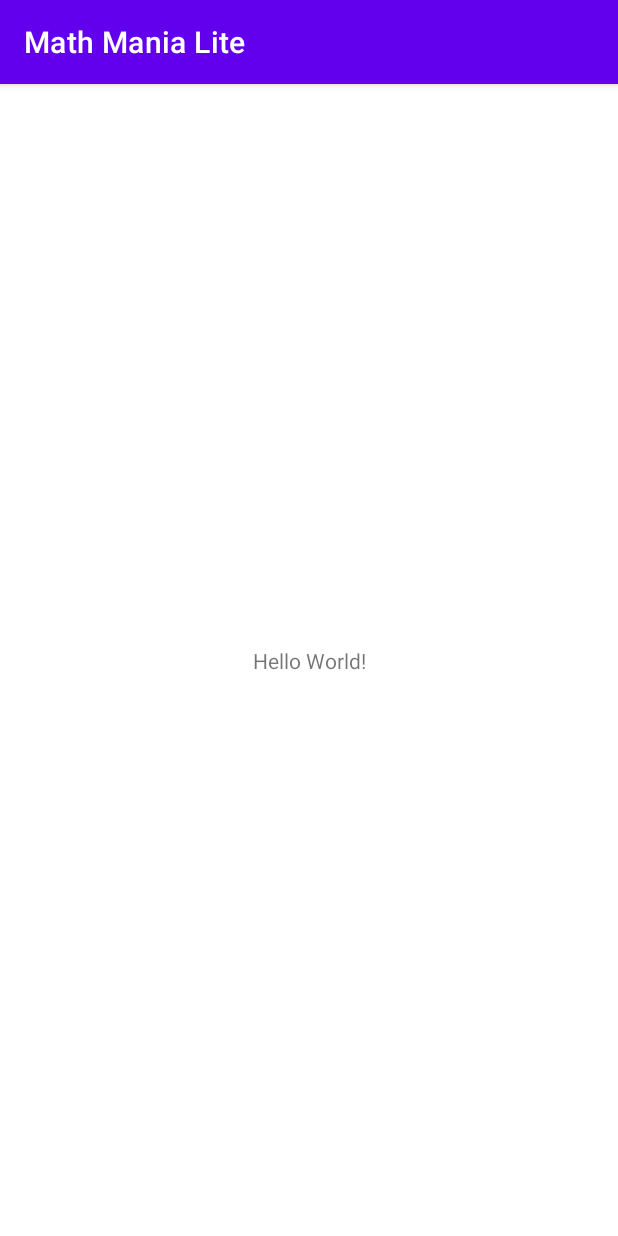
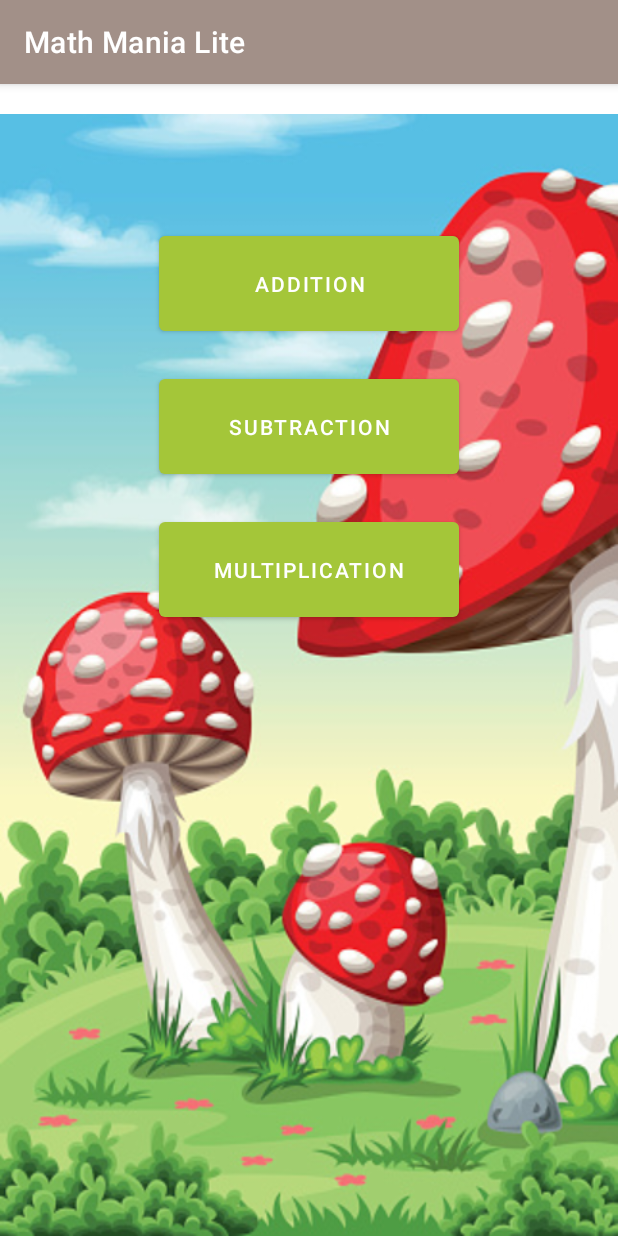
Before and after one commit to odeljs-old/Math-Mania-Lite, an Android app: the screen it shows after launch (MainActivity), on a phone screen of 412 x 824 dp. Run offline under Robolectric (Android 15) with nearby library versions, the phone set to English and light mode, and no system bars.

Commit message:
created first page including background as well as 3 buttons to select which math game(add, subtract, multiply) the user would like to play

```diff
--- a/app/src/main/AndroidManifest.xml
+++ b/app/src/main/AndroidManifest.xml
@@ -9,6 +9,7 @@
         android:roundIcon="@mipmap/ic_launcher_round"
         android:supportsRtl="true"
         android:theme="@style/Theme.MathManiaLite">
+        <activity android:name=".Game"></activity>
         <activity android:name=".MainActivity">
             <intent-filter>
                 <action android:name="android.intent.action.MAIN" />
--- /dev/null
+++ b/app/src/main/java/com/example/mathmanialite/Game.java
@@ -0,0 +1,14 @@
+package com.example.mathmanialite;
+
+import androidx.appcompat.app.AppCompatActivity;
+
+import android.os.Bundle;
+
+public class Game extends AppCompatActivity {
+
+    @Override
+    protected void onCreate(Bundle savedInstanceState) {
+        super.onCreate(savedInstanceState);
+        setContentView(R.layout.activity_game);
+    }
+}
--- a/app/src/main/java/com/example/mathmanialite/MainActivity.java
+++ b/app/src/main/java/com/example/mathmanialite/MainActivity.java
@@ -2,13 +2,34 @@ package com.example.mathmanialite;
 
 import androidx.appcompat.app.AppCompatActivity;
 
+import android.content.Intent;
 import android.os.Bundle;
+import android.view.View;
+import android.widget.Button;
 
 public class MainActivity extends AppCompatActivity {
+
+    Button addition;
+    Button subtraction;
+    Button multi;
 
     @Override
     protected void onCreate(Bundle savedInstanceState) {
         super.onCreate(savedInstanceState);
         setContentView(R.layout.activity_main);
+
+        addition = findViewById(R.id.buttonAdd);
+        subtraction = findViewById(R.id.buttonSub);
+        multi = findViewById(R.id.buttonMulti);
+
+        addition.setOnClickListener(new View.OnClickListener() {
+            @Override
+            public void onClick(View v) {
+
+                Intent intent = new Intent(MainActivity.this, Game.class);
+                startActivity(intent);
+            }
+        });
+
     }
 }
--- /dev/null
+++ b/app/src/main/res/layout/activity_game.xml
@@ -0,0 +1,9 @@
+<?xml version="1.0" encoding="utf-8"?>
+<androidx.constraintlayout.widget.ConstraintLayout xmlns:android="http://schemas.android.com/apk/res/android"
+    xmlns:app="http://schemas.android.com/apk/res-auto"
+    xmlns:tools="http://schemas.android.com/tools"
+    android:layout_width="match_parent"
+    android:layout_height="match_parent"
+    tools:context=".Game">
+
+</androidx.constraintlayout.widget.ConstraintLayout>
--- a/app/src/main/res/layout/activity_main.xml
+++ b/app/src/main/res/layout/activity_main.xml
@@ -1,18 +1,37 @@
 <?xml version="1.0" encoding="utf-8"?>
-<androidx.constraintlayout.widget.ConstraintLayout xmlns:android="http://schemas.android.com/apk/res/android"
+<LinearLayout xmlns:android="http://schemas.android.com/apk/res/android"
     xmlns:app="http://schemas.android.com/apk/res-auto"
     xmlns:tools="http://schemas.android.com/tools"
+    android:id="@+id/addition"
     android:layout_width="match_parent"
     android:layout_height="match_parent"
+    android:layout_marginTop="20dp"
+    android:background="@drawable/first"
+    android:gravity="center_horizontal"
+    android:orientation="vertical"
     tools:context=".MainActivity">
 
-    <TextView
-        android:layout_width="wrap_content"
-        android:layout_height="wrap_content"
-        android:text="Hello World!"
-        app:layout_constraintBottom_toBottomOf="parent"
-        app:layout_constraintLeft_toLeftOf="parent"
-        app:layout_constraintRight_toRightOf="parent"
-        app:layout_constraintTop_toTopOf="parent" />
+    <Button
+        android:id="@+id/buttonAdd"
+        android:layout_width="200dp"
+        android:layout_height="75dp"
+        android:layout_marginTop="75dp"
+        android:text="Addition"
+        app:backgroundTint="#A4C639" />
 
-</androidx.constraintlayout.widget.ConstraintLayout>
+    <Button
+        android:id="@+id/buttonSub"
+        android:layout_width="200dp"
+        android:layout_height="75dp"
+        android:layout_marginTop="20dp"
+        android:text="Subtraction"
+        app:backgroundTint="#A4C639" />
+
+    <Button
+        android:id="@+id/buttonMulti"
+        android:layout_width="200dp"
+        android:layout_height="75dp"
+        android:layout_marginTop="20dp"
+        android:text="Multiplication"
+        app:backgroundTint="#A4C639" />
+</LinearLayout>
--- a/app/src/main/res/values/themes.xml
+++ b/app/src/main/res/values/themes.xml
@@ -2,15 +2,15 @@
     <!-- Base application theme. -->
     <style name="Theme.MathManiaLite" parent="Theme.MaterialComponents.DayNight.DarkActionBar">
         <!-- Primary brand color. -->
-        <item name="colorPrimary">@color/purple_500</item>
-        <item name="colorPrimaryVariant">@color/purple_700</item>
+        <item name="colorPrimary">#a29088</item>
+        <item name="colorPrimaryVariant">#a4c639</item>
         <item name="colorOnPrimary">@color/white</item>
         <!-- Secondary brand color. -->
         <item name="colorSecondary">@color/teal_200</item>
         <item name="colorSecondaryVariant">@color/teal_700</item>
         <item name="colorOnSecondary">@color/black</item>
         <!-- Status bar color. -->
-        <item name="android:statusBarColor" tools:targetApi="l">?attr/colorPrimaryVariant</item>
+        <item name="android:statusBarColor" tools:targetApi="l">?attr/colorPrimary</item>
         <!-- Customize your theme here. -->
     </style>
 </resources>
```
Also changed, not shown: app/src/main/res/drawable/first.jpg (added), app/src/main/res/drawable/second.jpg (added), app/src/main/res/drawable/third.jpg (added).
